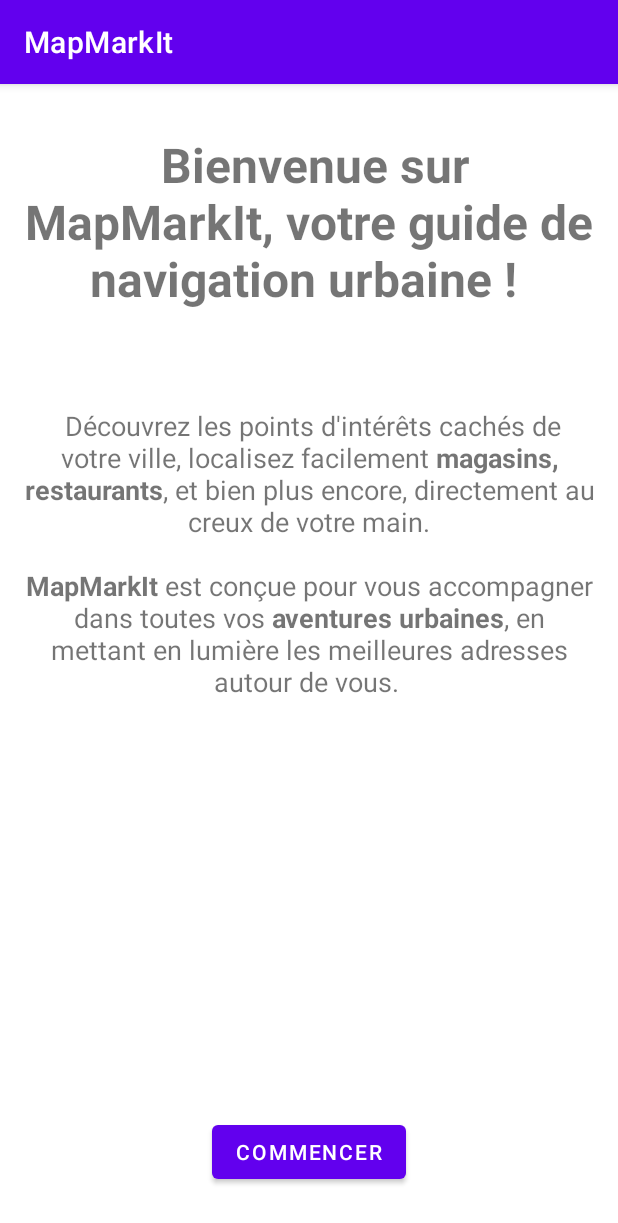
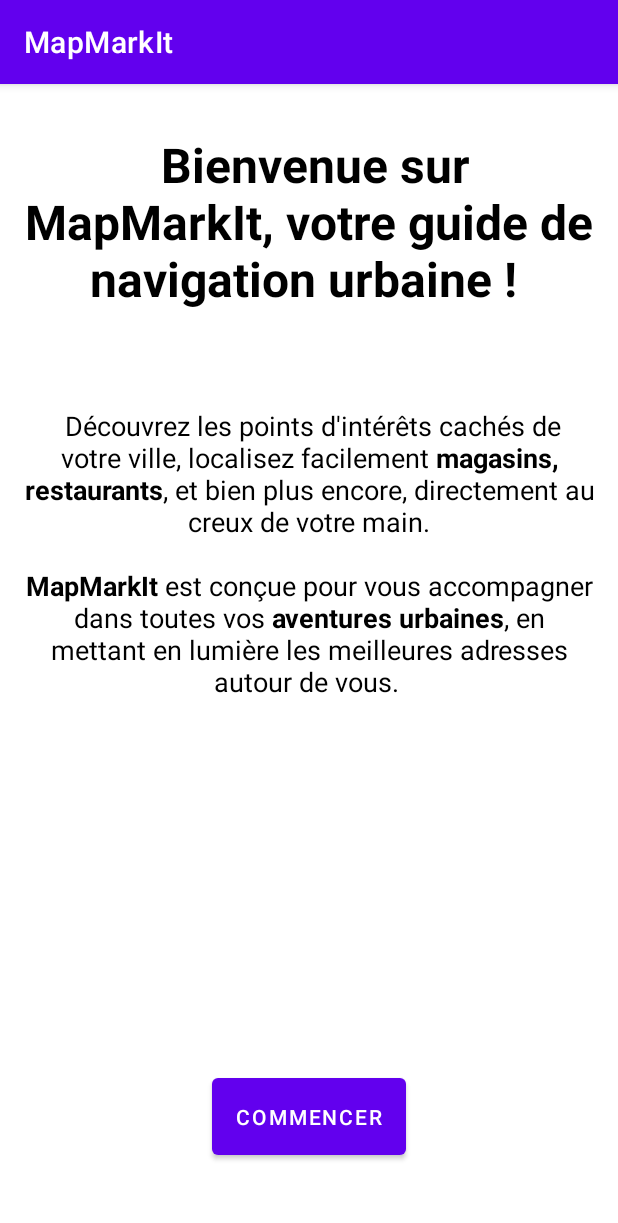
Before and after one commit to SebGaillard1/MapMarkIt, an Android app: the screen it shows after launch (WelcomeActivity), on a phone screen of 412 x 824 dp. Shown: the top 1223 px of the screen. Run offline under Robolectric (Android 15) with nearby library versions, the phone set to English and light mode, and no system bars; our stand-ins replace navigation-ui.

Commit message:
Change welcome design and welcome screen logic

```diff
--- a/app/src/main/java/com/example/mapmarkit/MainActivity.kt
+++ b/app/src/main/java/com/example/mapmarkit/MainActivity.kt
@@ -26,7 +26,6 @@ class MainActivity : AppCompatActivity() {
         val firstStart = prefs.getBoolean("firstStart", true)
 
         if (firstStart) {
-            prefs.edit().putBoolean("firstStart", false).apply()
             startWelcomeActivityForResult.launch(Intent(this, WelcomeActivity::class.java))
         } else {
             setupMainActivity()
--- a/app/src/main/java/com/example/mapmarkit/WelcomeActivity.kt
+++ b/app/src/main/java/com/example/mapmarkit/WelcomeActivity.kt
@@ -47,6 +47,8 @@ class WelcomeActivity : AppCompatActivity() {
                 // Si permissions pas accordées
                 showDefaultLocationDialog()
             }
+            val prefs = getSharedPreferences("prefs", MODE_PRIVATE)
+            prefs.edit().putBoolean("firstStart", false).apply()
         }
     }
 
--- a/app/src/main/res/layout/activity_welcome.xml
+++ b/app/src/main/res/layout/activity_welcome.xml
@@ -1,11 +1,10 @@
 <?xml version="1.0" encoding="utf-8"?>
 <androidx.constraintlayout.widget.ConstraintLayout xmlns:android="http://schemas.android.com/apk/res/android"
     xmlns:app="http://schemas.android.com/apk/res-auto"
-    xmlns:tools="http://schemas.android.com/tools"
     android:layout_width="match_parent"
     android:layout_height="match_parent"
-    tools:context=".WelcomeActivity"
-    android:padding="16dp">
+    android:padding="16dp"
+    android:background="@android:color/white">
 
     <TextView
         android:id="@+id/textview_title"
@@ -14,6 +13,7 @@
         android:layout_marginTop="16dp"
         android:text="@string/welcome_title"
         android:textSize="32sp"
+        android:textColor="@android:color/black"
         android:gravity="center_horizontal"
         app:layout_constraintEnd_toEndOf="parent"
         app:layout_constraintStart_toStartOf="parent"
@@ -26,6 +26,7 @@
         android:layout_marginTop="64dp"
         android:textSize="18sp"
         android:text="@string/welcome_details"
+        android:textColor="@android:color/black"
         android:gravity="center_horizontal"
         app:layout_constraintBottom_toTopOf="@id/button_first"
         app:layout_constraintEnd_toEndOf="parent"
@@ -36,8 +37,10 @@
         android:id="@+id/button_first"
         android:layout_width="wrap_content"
         android:layout_height="wrap_content"
-        android:layout_marginBottom="16dp"
+        android:layout_marginBottom="32dp"
         android:text="@string/start"
+        android:paddingTop="16dp"
+        android:paddingBottom="16dp"
         app:layout_constraintBottom_toBottomOf="parent"
         app:layout_constraintEnd_toEndOf="parent"
         app:layout_constraintStart_toStartOf="parent" />
```
